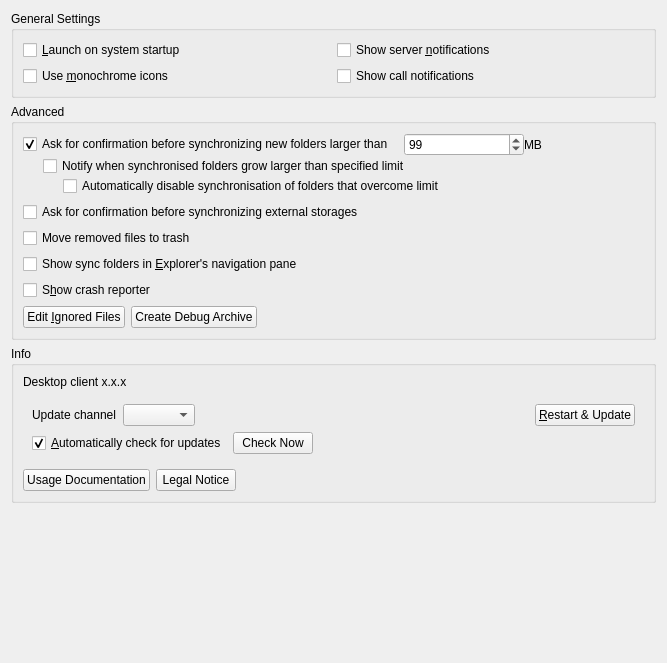
Qt form src/gui/generalsettings.ui (nextcloud/desktop) before a commit.
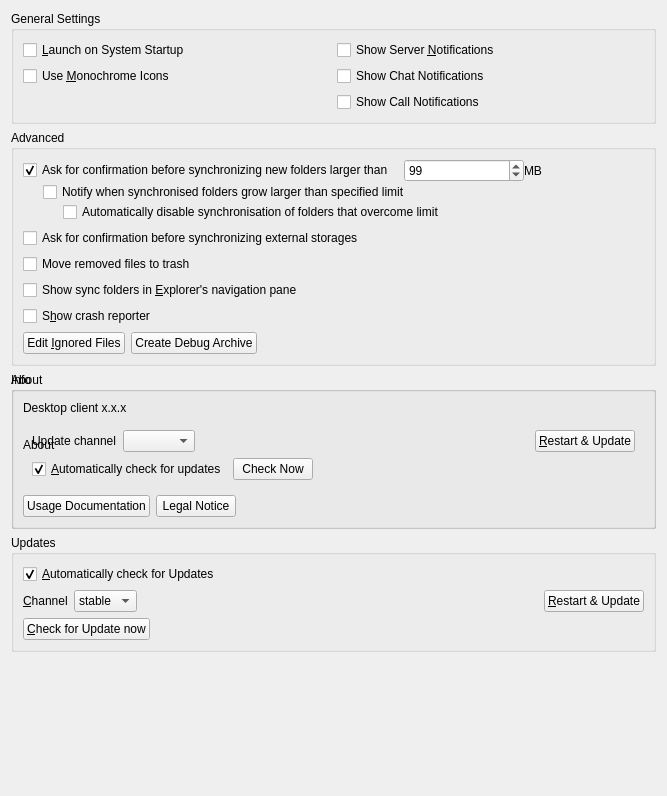
The same form after that commit.

Commit message: Add checkbox to disable general talk notifications in general settings

What changed in the file:
```diff
--- a/src/gui/generalsettings.ui
+++ b/src/gui/generalsettings.ui
@@ -7,13 +7,221 @@
     <x>0</x>
     <y>0</y>
     <width>667</width>
-    <height>663</height>
+    <height>796</height>
    </rect>
   </property>
   <property name="windowTitle">
    <string notr="true">Form</string>
   </property>
   <layout class="QGridLayout" name="gridLayout_3">
+   <item row="2" column="0">
+    <widget class="QGroupBox" name="aboutGroupBox">
+     <property name="title">
+      <string>About</string>
+     </property>
+     <layout class="QVBoxLayout" name="verticalLayout_3">
+      <item>
+       <widget class="QLabel" name="aboutLabel">
+        <property name="sizePolicy">
+         <sizepolicy hsizetype="Preferred" vsizetype="Minimum">
+          <horstretch>0</horstretch>
+          <verstretch>0</verstretch>
+         </sizepolicy>
+        </property>
+        <property name="text">
+         <string>About</string>
+        </property>
+       </widget>
+      </item>
+      <item>
+       <layout class="QHBoxLayout" name="horizontalLayout_6">
+        <item>
+         <widget class="QPushButton" name="legalNoticeButton">
+          <property name="text">
+           <string>Legal notice</string>
+          </property>
+         </widget>
+        </item>
+        <item>
+         <spacer name="horizontalSpacer_2">
+          <property name="orientation">
+           <enum>Qt::Horizontal</enum>
+          </property>
+          <property name="sizeHint" stdset="0">
+           <size>
+            <width>40</width>
+            <height>20</height>
+           </size>
+          </property>
+         </spacer>
+        </item>
+       </layout>
+      </item>
+     </layout>
+    </widget>
+   </item>
+   <item row="0" column="0">
+    <widget class="QGroupBox" name="generalGroupBox">
+     <property name="title">
+      <string>General Settings</string>
+     </property>
+     <layout class="QGridLayout" name="gridLayout_2">
+      <item row="0" column="0">
+       <widget class="QCheckBox" name="autostartCheckBox">
+        <property name="text">
+         <string>&amp;Launch on System Startup</string>
+        </property>
+       </widget>
+      </item>
+      <item row="2" column="1">
+       <widget class="QCheckBox" name="callNotificationsCheckBox">
+        <property name="text">
+         <string>Show Call Notifications</string>
+        </property>
+       </widget>
+      </item>
+      <item row="1" column="0">
+       <widget class="QCheckBox" name="monoIconsCheckBox">
+        <property name="toolTip">
+         <string>For System Tray</string>
+        </property>
+        <property name="text">
+         <string>Use &amp;Monochrome Icons</string>
+        </property>
+       </widget>
+      </item>
+      <item row="1" column="1">
+       <widget class="QCheckBox" name="chatNotificationsCheckBox">
+        <property name="text">
+         <string>Show Chat Notifications</string>
+        </property>
+       </widget>
+      </item>
+      <item row="0" column="1">
+       <widget class="QCheckBox" name="serverNotificationsCheckBox">
+        <property name="text">
+         <string>Show Server &amp;Notifications</string>
+        </property>
+       </widget>
+      </item>
+     </layout>
+    </widget>
+   </item>
+   <item row="3" column="0">
+    <widget class="QGroupBox" name="updatesGroupBox">
+     <property name="title">
+      <string>Updates</string>
+     </property>
+     <layout class="QVBoxLayout" name="verticalLayout_2">
+      <item>
+       <layout class="QHBoxLayout" name="horizontalLayout_11">
+        <item>
+         <widget class="QCheckBox" name="autoCheckForUpdatesCheckBox">
+          <property name="text">
+           <string>&amp;Automatically check for Updates</string>
+          </property>
+          <property name="checked">
+           <bool>true</bool>
+          </property>
+         </widget>
+        </item>
+       </layout>
+      </item>
+      <item>
+       <layout class="QHBoxLayout" name="horizontalLayout_2">
+        <item>
+         <widget class="QLabel" name="updateChannelLabel">
+          <property name="sizePolicy">
+           <sizepolicy hsizetype="Maximum" vsizetype="Preferred">
+            <horstretch>0</horstretch>
+            <verstretch>0</verstretch>
+           </sizepolicy>
+          </property>
+          <property name="text">
+           <string>&amp;Channel</string>
+          </property>
+          <property name="buddy">
+           <cstring>updateChannel</cstring>
+          </property>
+         </widget>
+        </item>
+        <item>
+         <widget class="QComboBox" name="updateChannel">
+          <property name="sizePolicy">
+           <sizepolicy hsizetype="Maximum" vsizetype="Fixed">
+            <horstretch>0</horstretch>
+            <verstretch>0</verstretch>
+           </sizepolicy>
+          </property>
+          <item>
+           <property name="text">
+            <string>stable</string>
+           </property>
+          </item>
+          <item>
+           <property name="text">
+            <string>beta</string>
+           </property>
+          </item>
+         </widget>
+        </item>
+        <item>
+         <widget class="QLabel" name="updateStateLabel">
+          <property name="text">
+           <string/>
+          </property>
+          <property name="wordWrap">
+           <bool>true</bool>
+          </property>
+          <property name="openExternalLinks">
+           <bool>true</bool>
+          </property>
+         </widget>
+        </item>
+        <item>
+         <widget class="QPushButton" name="restartButton">
+          <property name="sizePolicy">
+           <sizepolicy hsizetype="Maximum" vsizetype="Fixed">
+            <horstretch>0</horstretch>
+            <verstretch>0</verstretch>
+           </sizepolicy>
+          </property>
+          <property name="text">
+           <string>&amp;Restart &amp;&amp; Update</string>
+          </property>
+         </widget>
+        </item>
+       </layout>
+      </item>
+      <item>
+       <widget class="QPushButton" name="updateButton">
+        <property name="sizePolicy">
+         <sizepolicy hsizetype="Maximum" vsizetype="Fixed">
+          <horstretch>0</horstretch>
+          <verstretch>0</verstretch>
+         </sizepolicy>
+        </property>
+        <property name="text">
+         <string>&amp;Check for Update now</string>
+        </property>
+       </widget>
+      </item>
+     </layout>
+    </widget>
+   </item>
+   <item row="4" column="0">
+    <spacer name="verticalSpacer">
+     <property name="orientation">
+      <enum>Qt::Vertical</enum>
+     </property>
+     <property name="sizeHint" stdset="0">
+      <size>
+       <width>20</width>
+       <height>0</height>
+      </size>
+     </property>
+    </spacer>
+   </item>
    <item row="1" column="0">
     <widget class="QGroupBox" name="groupBox">
      <property name="title">
@@ -383,46 +591,6 @@
      </property>
     </spacer>
    </item>
-   <item row="0" column="0">
-    <widget class="QGroupBox" name="generalGroupBox">
-     <property name="title">
-      <string>General Settings</string>
-     </property>
-     <layout class="QGridLayout" name="gridLayout_2">
-      <item row="1" column="0">
-       <widget class="QCheckBox" name="monoIconsCheckBox">
-        <property name="toolTip">
-         <string>For System Tray</string>
-        </property>
-        <property name="text">
-         <string>Use &amp;monochrome icons</string>
-        </property>
-       </widget>
-      </item>
-      <item row="0" column="0">
-       <widget class="QCheckBox" name="autostartCheckBox">
-        <property name="text">
-         <string>&amp;Launch on system startup</string>
-        </property>
-       </widget>
-      </item>
-      <item row="0" column="1">
-       <widget class="QCheckBox" name="serverNotificationsCheckBox">
-        <property name="text">
-         <string>Show server &amp;notifications</string>
-        </property>
-       </widget>
-      </item>
-      <item row="1" column="1">
-       <widget class="QCheckBox" name="callNotificationsCheckBox">
-        <property name="text">
-         <string>Show call notifications</string>
-        </property>
-       </widget>
-      </item>
-     </layout>
-    </widget>
-   </item>
   </layout>
  </widget>
  <tabstops>
```
Left out of the diff: 1 changed line with no effect on the pictures.
